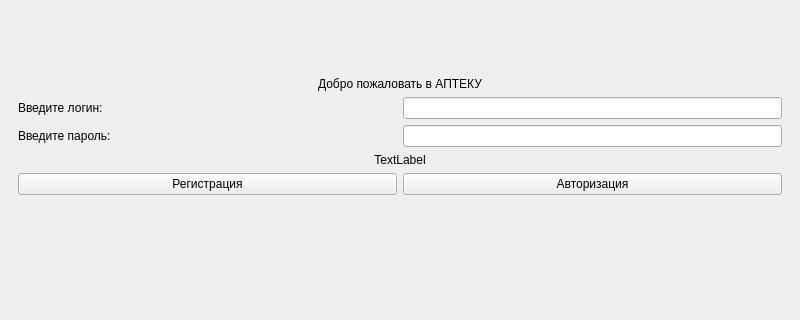
The window that mainwindow.ui (Toxicattack4up/AptekaService) describes before a commit, drawn with Qt 5; both pictures show x 0 to 800 and y 164 to 484 of the 800 by 600 pixel window.
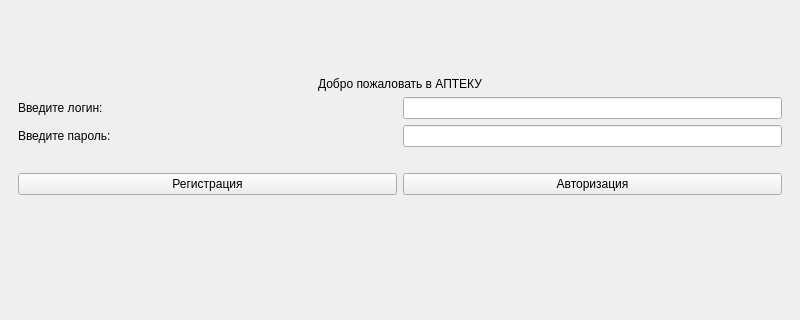
The same window after the commit.

Patch:
```diff
--- a/mainwindow.ui
+++ b/mainwindow.ui
@@ -121,7 +121,7 @@
              </sizepolicy>
             </property>
             <property name="text">
-             <string>TextLabel</string>
+             <string/>
             </property>
             <property name="alignment">
              <set>Qt::AlignmentFlag::AlignCenter</set>
```
